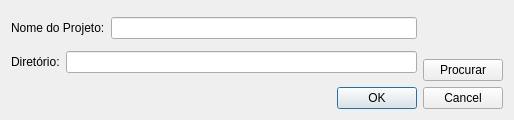
fbarden/ProjectManager, file views/UI/NewProjectDialog.ui: the form before one commit.
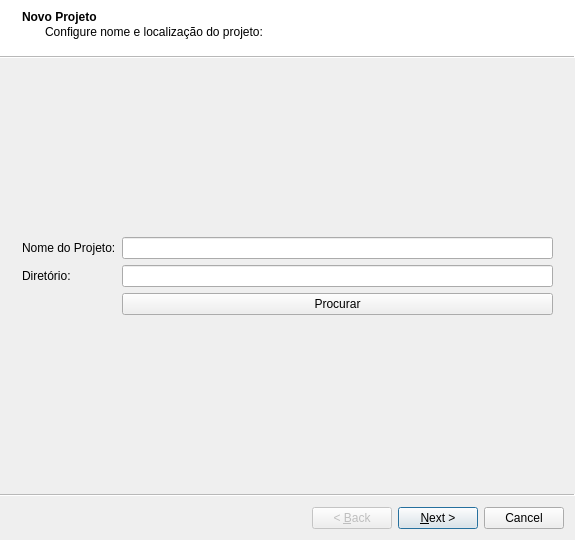
The form after the commit.

Commit message: Really big update from weekend. Add 'new project', 'new document' and start a 'new clause'. Also implement Clause's 'Import File', Document's 'upToProject' and 'showLinks'.

```diff
--- a/views/UI/NewProjectDialog.ui
+++ b/views/UI/NewProjectDialog.ui
@@ -1,90 +1,207 @@
 <?xml version="1.0" encoding="UTF-8"?>
 <ui version="4.0">
  <class>NewProjectDialog</class>
- <widget class="QDialog" name="NewProjectDialog">
+ <widget class="QWizard" name="NewProjectDialog">
+  <property name="windowModality">
+   <enum>Qt::ApplicationModal</enum>
+  </property>
   <property name="geometry">
    <rect>
     <x>0</x>
     <y>0</y>
-    <width>514</width>
-    <height>120</height>
+    <width>575</width>
+    <height>540</height>
    </rect>
   </property>
   <property name="windowTitle">
    <string>Dialog</string>
   </property>
-  <layout class="QVBoxLayout" name="verticalLayout_3">
-   <item>
-    <layout class="QHBoxLayout" name="horizontalLayout_3">
-     <item>
-      <layout class="QVBoxLayout" name="verticalLayout_2">
-       <item>
-        <layout class="QHBoxLayout" name="horizontalLayout_2">
-         <item>
-          <widget class="QLabel" name="projectNameLabel">
-           <property name="text">
-            <string>Nome do Projeto:</string>
-           </property>
-          </widget>
-         </item>
-         <item>
-          <widget class="QLineEdit" name="projectNameEdit"/>
-         </item>
-        </layout>
-       </item>
-       <item>
-        <layout class="QHBoxLayout" name="horizontalLayout">
-         <item>
-          <widget class="QLabel" name="folderLabel">
-           <property name="text">
-            <string>Diretório:</string>
-           </property>
-          </widget>
-         </item>
-         <item>
-          <widget class="QLineEdit" name="folderEdit"/>
-         </item>
-        </layout>
-       </item>
-      </layout>
-     </item>
-     <item>
-      <layout class="QVBoxLayout" name="verticalLayout">
-       <item>
-        <spacer name="verticalSpacer">
-         <property name="orientation">
-          <enum>Qt::Vertical</enum>
-         </property>
-         <property name="sizeHint" stdset="0">
-          <size>
-           <width>20</width>
-           <height>40</height>
-          </size>
-         </property>
-        </spacer>
-       </item>
-       <item>
-        <widget class="QPushButton" name="searchButton">
-         <property name="text">
-          <string>Procurar</string>
-         </property>
-        </widget>
-       </item>
-      </layout>
-     </item>
-    </layout>
-   </item>
-   <item>
-    <widget class="QDialogButtonBox" name="buttonBox">
-     <property name="orientation">
-      <enum>Qt::Horizontal</enum>
-     </property>
-     <property name="standardButtons">
-      <set>QDialogButtonBox::Cancel|QDialogButtonBox::Ok</set>
-     </property>
-    </widget>
-   </item>
-  </layout>
+  <property name="locale">
+   <locale language="Portuguese" country="Brazil"/>
+  </property>
+  <property name="modal">
+   <bool>true</bool>
+  </property>
+  <property name="wizardStyle">
+   <enum>QWizard::ModernStyle</enum>
+  </property>
+  <property name="options">
+   <set>QWizard::NoDefaultButton</set>
+  </property>
+  <widget class="QWizardPage" name="wizardPage1">
+   <property name="title">
+    <string>Novo Projeto</string>
+   </property>
+   <property name="subTitle">
+    <string>Configure nome e localização do projeto:</string>
+   </property>
+   <layout class="QVBoxLayout" name="verticalLayout">
+    <item>
+     <spacer name="verticalSpacer_2">
+      <property name="orientation">
+       <enum>Qt::Vertical</enum>
+      </property>
+      <property name="sizeHint" stdset="0">
+       <size>
+        <width>20</width>
+        <height>145</height>
+       </size>
+      </property>
+     </spacer>
+    </item>
+    <item>
+     <layout class="QFormLayout" name="formLayout">
+      <item row="0" column="0">
+       <widget class="QLabel" name="projectNameLabel">
+        <property name="text">
+         <string>Nome do Projeto:</string>
+        </property>
+       </widget>
+      </item>
+      <item row="1" column="0">
+       <widget class="QLabel" name="folderLabel">
+        <property name="text">
+         <string>Diretório:</string>
+        </property>
+        <property name="buddy">
+         <cstring>folderEdit</cstring>
+        </property>
+       </widget>
+      </item>
+      <item row="1" column="1">
+       <widget class="QLineEdit" name="folderEdit"/>
+      </item>
+      <item row="2" column="1">
+       <widget class="QPushButton" name="searchButton">
+        <property name="text">
+         <string>Procurar</string>
+        </property>
+       </widget>
+      </item>
+      <item row="0" column="1">
+       <widget class="QLineEdit" name="projectNameEdit"/>
+      </item>
+     </layout>
+    </item>
+    <item>
+     <spacer name="verticalSpacer_3">
+      <property name="orientation">
+       <enum>Qt::Vertical</enum>
+      </property>
+      <property name="sizeHint" stdset="0">
+       <size>
+        <width>20</width>
+        <height>145</height>
+       </size>
+      </property>
+     </spacer>
+    </item>
+   </layout>
+   <zorder>verticalSpacer_2</zorder>
+   <zorder>verticalSpacer_3</zorder>
+  </widget>
+  <widget class="QWizardPage" name="wizardPage2">
+   <property name="title">
+    <string>Hierarquia de tipos</string>
+   </property>
+   <property name="subTitle">
+    <string>Defina a hierarquia dos tipos para ligações entre cláusulas:</string>
+   </property>
+   <layout class="QVBoxLayout" name="verticalLayout_3">
+    <item>
+     <widget class="QTreeWidget" name="TIMTreeWidget">
+      <column>
+       <property name="text">
+        <string>TIM</string>
+       </property>
+      </column>
+      <item>
+       <property name="text">
+        <string>&lt;adicionar tipo&gt;</string>
+       </property>
+      </item>
+     </widget>
+    </item>
+    <item>
+     <widget class="QLabel" name="label_6">
+      <property name="text">
+       <string>A hierarquia irá definir o TIM (Traceability Model Information)</string>
+      </property>
+     </widget>
+    </item>
+   </layout>
+  </widget>
+  <widget class="QWizardPage" name="wizardPage3">
+   <property name="title">
+    <string>Novo projeto</string>
+   </property>
+   <property name="subTitle">
+    <string>Resumo do novo projeto:</string>
+   </property>
+   <layout class="QVBoxLayout" name="verticalLayout_4">
+    <item>
+     <layout class="QFormLayout" name="formLayout_2">
+      <property name="fieldGrowthPolicy">
+       <enum>QFormLayout::AllNonFixedFieldsGrow</enum>
+      </property>
+      <item row="0" column="0">
+       <widget class="QLabel" name="projectNameLabel_2">
+        <property name="text">
+         <string>Nome do Projeto:</string>
+        </property>
+       </widget>
+      </item>
+      <item row="1" column="0">
+       <widget class="QLabel" name="locationLabel">
+        <property name="text">
+         <string>Localização:</string>
+        </property>
+       </widget>
+      </item>
+      <item row="1" column="1">
+       <widget class="QLabel" name="locationForm">
+        <property name="text">
+         <string/>
+        </property>
+        <property name="alignment">
+         <set>Qt::AlignLeading|Qt::AlignLeft|Qt::AlignVCenter</set>
+        </property>
+       </widget>
+      </item>
+      <item row="0" column="1">
+       <widget class="QLabel" name="projectForm">
+        <property name="text">
+         <string/>
+        </property>
+        <property name="alignment">
+         <set>Qt::AlignLeading|Qt::AlignLeft|Qt::AlignVCenter</set>
+        </property>
+       </widget>
+      </item>
+     </layout>
+    </item>
+    <item>
+     <widget class="QLabel" name="label_5">
+      <property name="text">
+       <string>TIM (Traceability Information Model)</string>
+      </property>
+      <property name="alignment">
+       <set>Qt::AlignCenter</set>
+      </property>
+     </widget>
+    </item>
+    <item>
+     <widget class="QGraphicsView" name="graphicsView">
+      <property name="enabled">
+       <bool>true</bool>
+      </property>
+      <property name="interactive">
+       <bool>false</bool>
+      </property>
+     </widget>
+    </item>
+   </layout>
+  </widget>
  </widget>
  <resources/>
  <connections>
```
Left out of the diff: 57 changed lines with no effect on the pictures. The commit also changes 41 other files.
